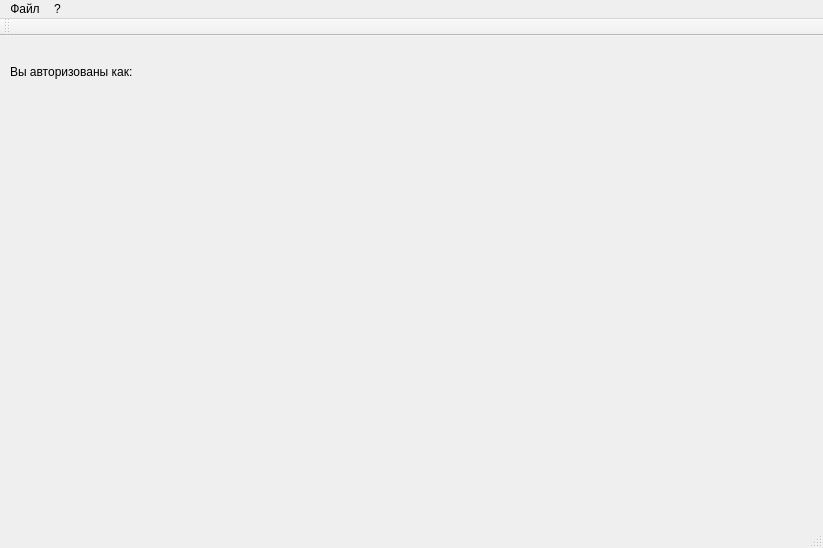
First picture: the form in DB_couserwork_client_app/mainwindow.ui, repository hurr1canexd/DB-coursework, before the edit.
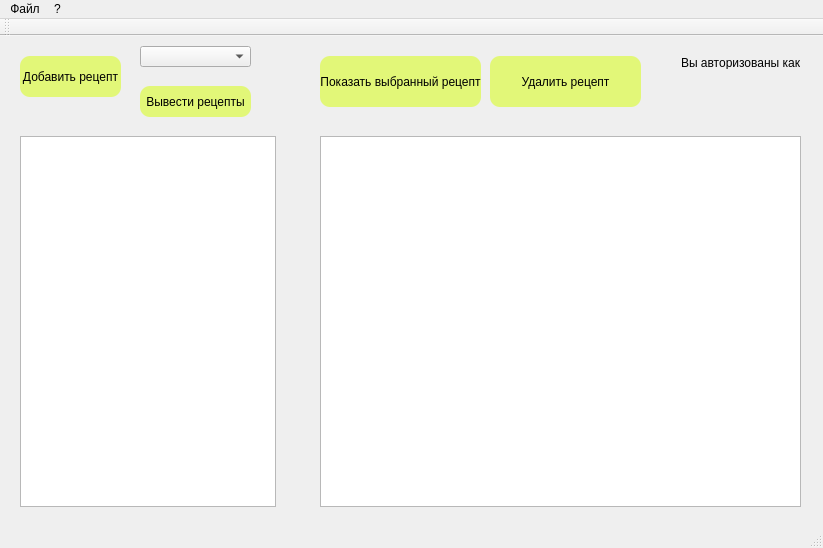
Second picture: the form after the edit.

The edit to the form file:
```diff
--- a/DB_couserwork_client_app/mainwindow.ui
+++ b/DB_couserwork_client_app/mainwindow.ui
@@ -11,32 +11,153 @@
    </rect>
   </property>
   <widget class="QWidget" name="centralWidget">
-   <widget class="QLabel" name="userLabel">
+   <widget class="QPushButton" name="show_add_recipe_dlg_Btn">
     <property name="geometry">
      <rect>
-      <x>10</x>
+      <x>20</x>
       <y>20</y>
-      <width>131</width>
-      <height>31</height>
-     </rect>
-    </property>
-    <property name="text">
-     <string>Вы авторизованы как:</string>
-    </property>
-   </widget>
-   <widget class="QLabel" name="label">
-    <property name="geometry">
-     <rect>
-      <x>140</x>
-      <y>25</y>
       <width>101</width>
+      <height>41</height>
+     </rect>
+    </property>
+    <property name="styleSheet">
+     <string notr="true">QPushButton{
+background-color: #E2F778;
+border-radius: 10px;
+}
+QPushButton:hover{
+background-color: #E9F79E
+}</string>
+    </property>
+    <property name="text">
+     <string>Добавить рецепт</string>
+    </property>
+   </widget>
+   <widget class="QComboBox" name="categories_comboBox">
+    <property name="geometry">
+     <rect>
+      <x>140</x>
+      <y>10</y>
+      <width>111</width>
       <height>21</height>
      </rect>
     </property>
+   </widget>
+   <widget class="QListView" name="recipes_listView">
+    <property name="geometry">
+     <rect>
+      <x>20</x>
+      <y>100</y>
+      <width>256</width>
+      <height>371</height>
+     </rect>
+    </property>
+   </widget>
+   <widget class="QTextEdit" name="recipe_textEdit">
+    <property name="geometry">
+     <rect>
+      <x>320</x>
+      <y>100</y>
+      <width>481</width>
+      <height>371</height>
+     </rect>
+    </property>
+    <property name="readOnly">
+     <bool>true</bool>
+    </property>
+   </widget>
+   <widget class="QPushButton" name="show_recipes_Btn">
+    <property name="geometry">
+     <rect>
+      <x>140</x>
+      <y>50</y>
+      <width>111</width>
+      <height>31</height>
+     </rect>
+    </property>
+    <property name="styleSheet">
+     <string notr="true">QPushButton{
+background-color: #E2F778;
+border-radius: 10px;
+}
+QPushButton:hover{
+background-color: #E9F79E
+}</string>
+    </property>
     <property name="text">
-     <string/>
+     <string>Вывести рецепты</string>
     </property>
    </widget>
+   <widget class="QPushButton" name="show_cur_recipe_Btn">
+    <property name="geometry">
+     <rect>
+      <x>320</x>
+      <y>20</y>
+      <width>161</width>
+      <height>51</height>
+     </rect>
+    </property>
+    <property name="styleSheet">
+     <string notr="true">QPushButton{
+background-color: #E2F778;
+border-radius: 10px;
+}
+QPushButton:hover{
+background-color: #E9F79E
+}</string>
+    </property>
+    <property name="text">
+     <string>Показать выбранный рецепт</string>
+    </property>
+   </widget>
+   <widget class="QPushButton" name="del_Btn">
+    <property name="geometry">
+     <rect>
+      <x>490</x>
+      <y>20</y>
+      <width>151</width>
+      <height>51</height>
+     </rect>
+    </property>
+    <property name="styleSheet">
+     <string notr="true">QPushButton{
+background-color: #E2F778;
+border-radius: 10px;
+}
+QPushButton:hover{
+background-color: #E9F79E
+}</string>
+    </property>
+    <property name="text">
+     <string>Удалить рецепт</string>
+    </property>
+   </widget>
+   <widget class="QWidget" name="">
+    <property name="geometry">
+     <rect>
+      <x>670</x>
+      <y>10</y>
+      <width>141</width>
+      <height>51</height>
+     </rect>
+    </property>
+    <layout class="QVBoxLayout" name="verticalLayout">
+     <item>
+      <widget class="QLabel" name="label">
+       <property name="text">
+        <string>Вы авторизованы как:</string>
+       </property>
+      </widget>
+     </item>
+     <item>
+      <widget class="QLabel" name="userLabel">
+       <property name="text">
+        <string/>
+       </property>
+      </widget>
+     </item>
+    </layout>
+   </widget>
   </widget>
   <widget class="QMenuBar" name="menuBar">
    <property name="geometry">
```
Left out of the diff: 20 changed lines with no effect on the pictures.
